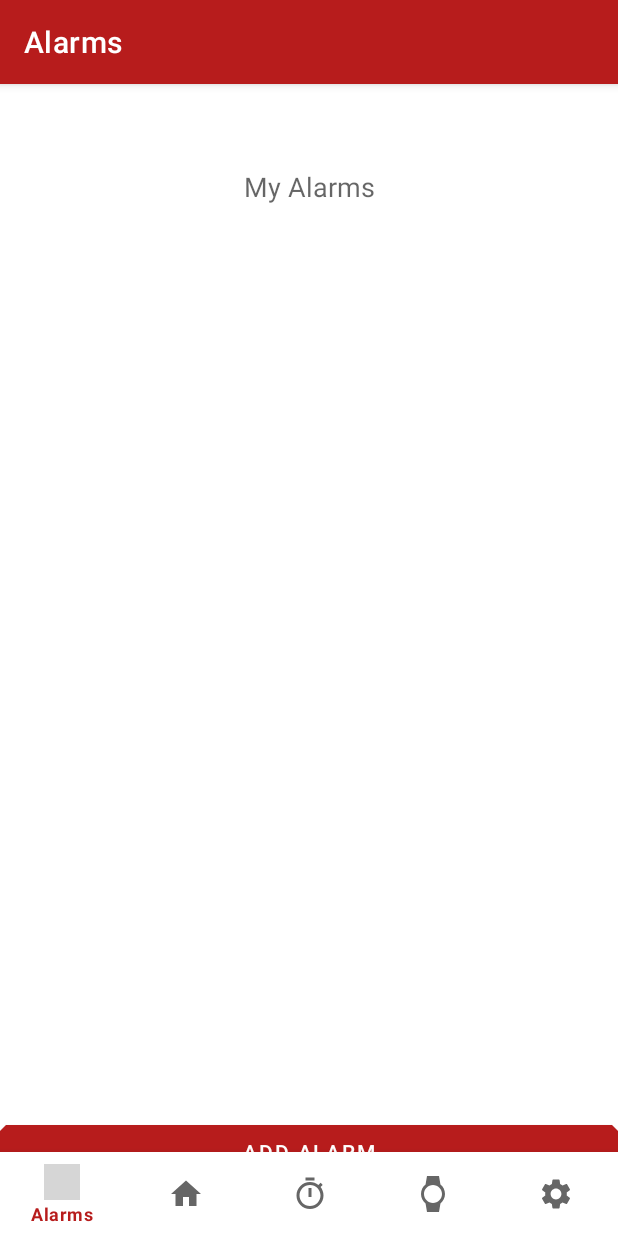
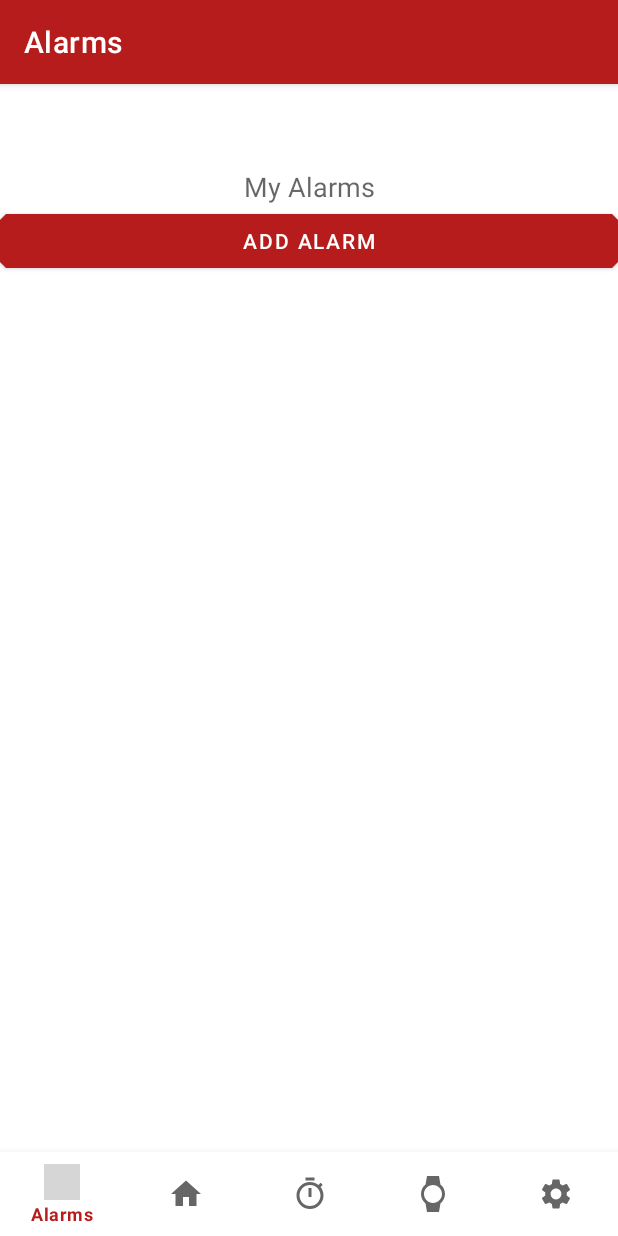
Before and after one commit to gosooners345/SuperClock, an Android app: the AlarmFragment screen opened through its navigation route, on a phone screen of 412 x 824 dp. Run offline under Robolectric (Android 15) with nearby library versions, the phone set to English and light mode, and no system bars; our stand-ins replace navigation-ui; 2 statements that could not run were skipped; grey boxes are pictures that could not be loaded.

Commit message:
Fixed Alarm List

```diff
--- a/app/build.gradle
+++ b/app/build.gradle
@@ -40,6 +40,7 @@ dependencies {
     implementation 'androidx.core:core-ktx:1.3.1'
     implementation 'androidx.appcompat:appcompat:1.2.0'
     implementation 'com.google.android.material:material:1.2.1'
+
     implementation 'androidx.constraintlayout:constraintlayout:2.0.1'
     implementation 'androidx.lifecycle:lifecycle-livedata-ktx:2.2.0'
     implementation 'androidx.lifecycle:lifecycle-viewmodel-ktx:2.2.0'
--- a/app/src/main/java/com/superclock/release1/data/AlarmDao.java
+++ b/app/src/main/java/com/superclock/release1/data/AlarmDao.java
@@ -2,6 +2,7 @@ package com.superclock.release1.data;
 
 import androidx.lifecycle.LiveData;
 import androidx.room.Dao;
+import androidx.room.Delete;
 import androidx.room.Insert;
 import androidx.room.Query;
 import androidx.room.Update;
@@ -21,4 +22,6 @@ public interface AlarmDao {
 
     @Update
     void update(Alarm alarm);
+
+
 }
--- a/app/src/main/java/com/superclock/release1/services/AlarmService.kt
+++ b/app/src/main/java/com/superclock/release1/services/AlarmService.kt
@@ -9,9 +9,11 @@ import android.content.Intent
 import android.media.MediaPlayer
 import android.os.IBinder
 import android.os.Vibrator
+import android.util.Log
 import androidx.annotation.Nullable
 import androidx.core.app.NotificationCompat
 import androidx.core.content.ContextCompat.getSystemService
+import com.superclock.release1.App.Companion.CHANNEL_ID
 import com.superclock.release1.R
 import com.superclock.release1.RingActivity
 import com.superclock.release1.receivers.AlarmBroadcastReceiver.Companion.TITLE
@@ -28,10 +30,11 @@ class AlarmService : Service() {
     }
 
     override fun onStartCommand(intent: Intent, flags: Int, startId: Int): Int {
+
         val notificationIntent = Intent(this, RingActivity::class.java)
         val pendingIntent = PendingIntent.getActivity(this, 0, notificationIntent, 0)
         val alarmTitle = String.format("%s Alarm", intent.getStringExtra(TITLE))
-        val notification: Notification = NotificationCompat.Builder(this,"ALARMS")
+        val notification: Notification = NotificationCompat.Builder(this,CHANNEL_ID)
             .setContentTitle(alarmTitle)
             .setContentText("Ring Ring .. Ring Ring")
             .setSmallIcon(R.drawable.ic_alarm_black_24dp)
@@ -42,6 +45,7 @@ class AlarmService : Service() {
         vibrator!!.vibrate(pattern, 0)
         startForeground(1, notification)
         return START_STICKY
+
     }
 
     override fun onDestroy() {
--- a/app/src/main/java/com/superclock/release1/ui/alarms/AlarmFragment.kt
+++ b/app/src/main/java/com/superclock/release1/ui/alarms/AlarmFragment.kt
@@ -32,7 +32,7 @@ class AlarmFragment : Fragment(),
         alarmsListViewModel = of(this).get(AlarmViewModel::class.java)
     alarmsListViewModel?.getAlarmsLiveData()?.observe(this,
         { alarms ->
-            if (alarms/*App.alarmList*/ != null) {
+            if (alarms != null) {
                 alarmRecyclerViewAdapter?.setAlarms(alarms as List<Alarm>)
             }
         })
@@ -60,6 +60,7 @@ class AlarmFragment : Fragment(),
         if (alarm!!.started) {
             alarm!!.cancelAlarm(requireContext())
             alarmsListViewModel!!.update(alarm)
+
         } else {
             alarm!!.schedule(requireContext())
             alarmsListViewModel!!.update(alarm)
--- a/app/src/main/java/com/superclock/release1/ui/alarms/AlarmViewHolder.kt
+++ b/app/src/main/java/com/superclock/release1/ui/alarms/AlarmViewHolder.kt
@@ -15,7 +15,7 @@ class AlarmViewHolder(itemView: View, listener: OnToggleAlarmListener) :
     private val alarmRecurring: ImageView
     private val alarmRecurringDays: TextView
     private val alarmTitle: TextView
-    var alarmStarted: Switch
+     val alarmStarted: Switch
     private val listener: OnToggleAlarmListener
     fun bind(alarm: Alarm) {
         val alarmText = String.format("%02d:%02d", alarm.hour, alarm.minute)
--- a/app/src/main/java/com/superclock/release1/ui/alarms/AlarmViewModel.kt
+++ b/app/src/main/java/com/superclock/release1/ui/alarms/AlarmViewModel.kt
@@ -10,7 +10,7 @@ import com.superclock.release1.data.AlarmRepository
 
 class AlarmViewModel(application: Application) : AndroidViewModel(application) {
     private var alarmRepository: AlarmRepository? = AlarmRepository(application)
-    private var alarmsLiveData: LiveData<List<Alarm?>?>? = alarmRepository!!.alarmsLiveData
+    private var alarmsLiveData: LiveData<List<Alarm?>?> = alarmRepository!!.alarmsLiveData
 
    /* fun AlarmViewModel(application: Application) {
 
--- a/app/src/main/java/com/superclock/release1/ui/createalarms/CreateAlarmFragment.kt
+++ b/app/src/main/java/com/superclock/release1/ui/createalarms/CreateAlarmFragment.kt
@@ -118,7 +118,7 @@ wed=view.findViewById(R.id.wednesdayChip)
         )
       createAlarmViewModel?.insert(alarm)
         context?.let { alarm.schedule(it)
-        App.alarmList.add(alarm)}
+        }
 
         }
 
@@ -136,7 +136,7 @@ wed=view.findViewById(R.id.wednesdayChip)
     //OnCreate
     override fun onCreate(@Nullable savedInstanceState: Bundle?) {
         super.onCreate(savedInstanceState)
-        //this.createAlarmViewModel = ViewModelProviders.of(this).get(CreateAlarmViewModel::class.java)
+
 createAlarmViewModel= ViewModelProvider(this).get(CreateAlarmViewModel::class.java)
 
 
--- a/app/src/main/java/com/superclock/release1/ui/createalarms/CreateAlarmViewModel.kt
+++ b/app/src/main/java/com/superclock/release1/ui/createalarms/CreateAlarmViewModel.kt
@@ -9,12 +9,9 @@ import com.superclock.release1.data.AlarmRepository
 
 class CreateAlarmViewModel(application: Application) : AndroidViewModel(application)
 {
-    public var alarmRepository: AlarmRepository?=AlarmRepository(application)
+    var alarmRepository: AlarmRepository?=AlarmRepository(application)
 
-    /*fun CreateAlarmViewModel(application: Application) {
 
-        alarmRepository = AlarmRepository(application)
-    }*/
 
     fun insert(alarm: Alarm?) {
         alarmRepository?.insert(alarm)
--- a/app/src/main/res/layout/fragment_alarms.xml
+++ b/app/src/main/res/layout/fragment_alarms.xml
@@ -1,14 +1,13 @@
 <?xml version="1.0" encoding="utf-8"?>
-<LinearLayout xmlns:android="http://schemas.android.com/apk/res/android"
+<androidx.constraintlayout.widget.ConstraintLayout
+    xmlns:android="http://schemas.android.com/apk/res/android"
     xmlns:app="http://schemas.android.com/apk/res-auto"
     xmlns:tools="http://schemas.android.com/tools"
-    android:orientation="vertical"
+
     android:layout_width="match_parent"
     android:layout_height="match_parent">
 
-    <androidx.constraintlayout.widget.ConstraintLayout
-        android:layout_width="match_parent"
-        android:layout_height="match_parent">
+
 
         <TextView
             android:id="@+id/fragment_listalarms_myAlarms"
@@ -23,7 +22,8 @@
             android:id="@+id/fragment_listalarms_recylerView"
             android:layout_width="match_parent"
             android:layout_height="wrap_content"
-            app:layout_constraintTop_toBottomOf="@+id/fragment_listalarms_myAlarms">
+            app:layout_constraintTop_toBottomOf="@+id/fragment_listalarms_myAlarms"
+            app:layout_constraintEnd_toEndOf="parent">
 
         </androidx.recyclerview.widget.RecyclerView>
 
@@ -31,11 +31,9 @@
             android:id="@+id/fragment_listalarms_addAlarm"
             android:layout_width="match_parent"
             android:layout_height="wrap_content"
-            android:layout_gravity="bottom"
+
             android:layout_marginBottom="32dp"
             android:text="Add Alarm"
-            app:layout_constraintBottom_toBottomOf="parent"
+            app:layout_constraintTop_toBottomOf="@id/fragment_listalarms_recylerView"
             app:layout_constraintStart_toStartOf="parent" />
     </androidx.constraintlayout.widget.ConstraintLayout>
-
-</LinearLayout>
```
Also changed, not shown: app/src/main/java/com/superclock/release1/App.kt (+12 -3 lines), app/src/main/java/com/superclock/release1/data/AlarmRepository.kt (+17 -29 lines).
